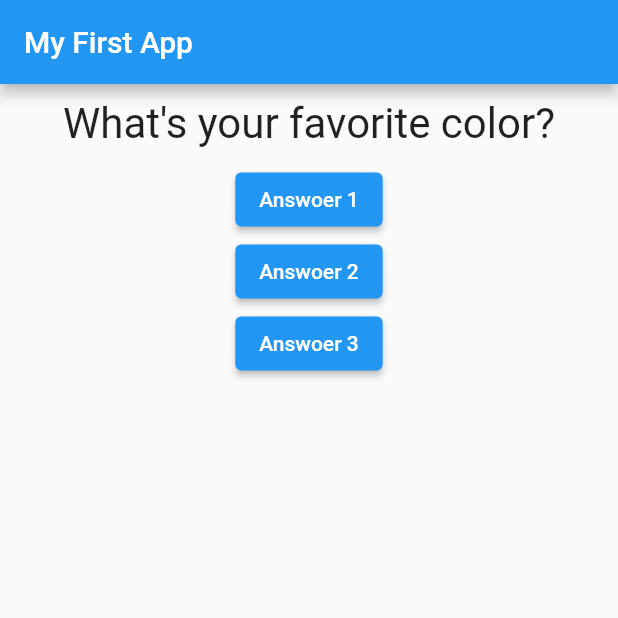
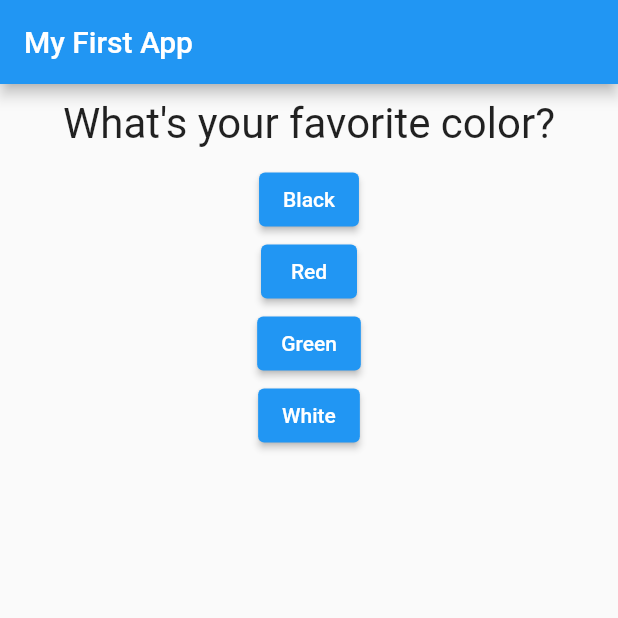
Before and after one commit to nagisano33/flutter_complete_guide, a Flutter app: the screen it shows after launch, on a phone screen of 412 x 824 dp, the top half of it. Run offline on Flutter 3.47's test engine with Material 2 defaults, Android fonts, the phone set to English and light mode, and no system bars.

Commit message:
Update Answer を適用

```diff
--- a/lib/main.dart
+++ b/lib/main.dart
@@ -1,6 +1,7 @@
 import 'package:flutter/material.dart';
 
 import './question.dart';
+import './answer.dart';
 
 // void main() {
 //   runApp(MyApp());
@@ -20,17 +21,27 @@ class _MyAppState extends State<MyApp> {
   // _ で private
   var _questionIndex = 0;
 
-  void answerQuestion() {
+  void _answerQuestion() {
     setState(() {
-      _questionIndex = _questionIndex ^ 1;
+      _questionIndex = _questionIndex + 1;
     });
     print(_questionIndex);
   }
 
   Widget build(BuildContext context) {
     var questions = [
-      'What\'s your favorite color?',
-      'What\'s your favorite animal?',
+      {
+        'questionText': 'What\'s your favorite color?',
+        'answers': ['Black', 'Red', 'Green', 'White']
+      },
+      {
+        'questionText': 'What\'s your favorite animal?',
+        'answers': ['Rabbit', 'Snake', 'Elephant', 'Lion']
+      },
+      {
+        'questionText': 'Who\'s your favorite instructor?',
+        'answers': ['Max', 'Max', 'Max', 'Max']
+      },
     ];
     return MaterialApp(
       home: Scaffold(
@@ -39,20 +50,11 @@ class _MyAppState extends State<MyApp> {
         ),
         body: Column(
           children: <Widget>[
-            Question(questions[_questionIndex]),
-            // RaisedButton
-            ElevatedButton(
-              child: Text('Answoer 1'),
-              onPressed: answerQuestion,
-            ),
-            ElevatedButton(
-              child: Text('Answoer 2'),
-              onPressed: () => print('Ans 2 was chosen'),
-            ),
-            ElevatedButton(
-              child: Text('Answoer 3'),
-              onPressed: answerQuestion,
-            ),
+            Question(questions[_questionIndex]['questionText']),
+            ...(questions[_questionIndex]['answers'] as List<String>)
+                .map((answer) {
+              return Answer(_answerQuestion, answer);
+            }).toList()
           ],
         ),
       ),
```
